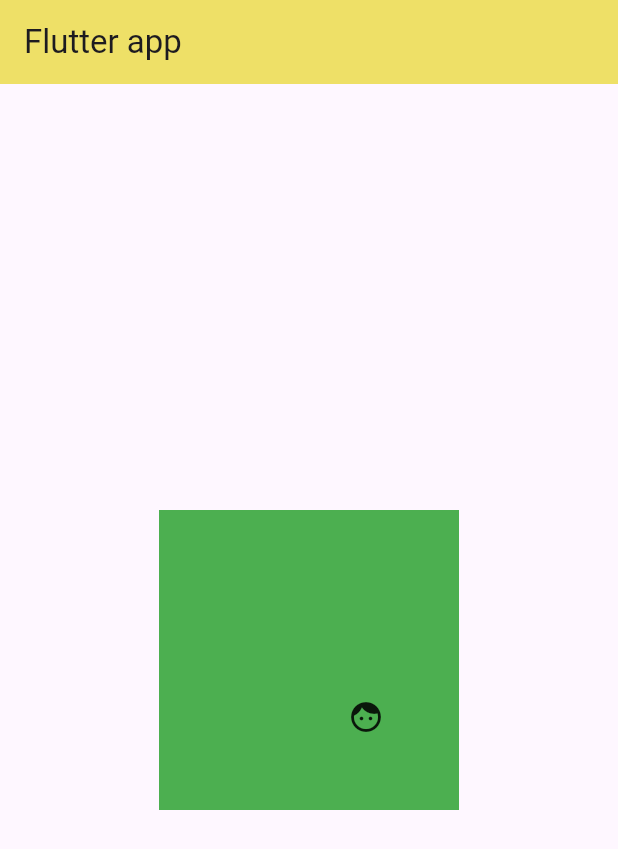
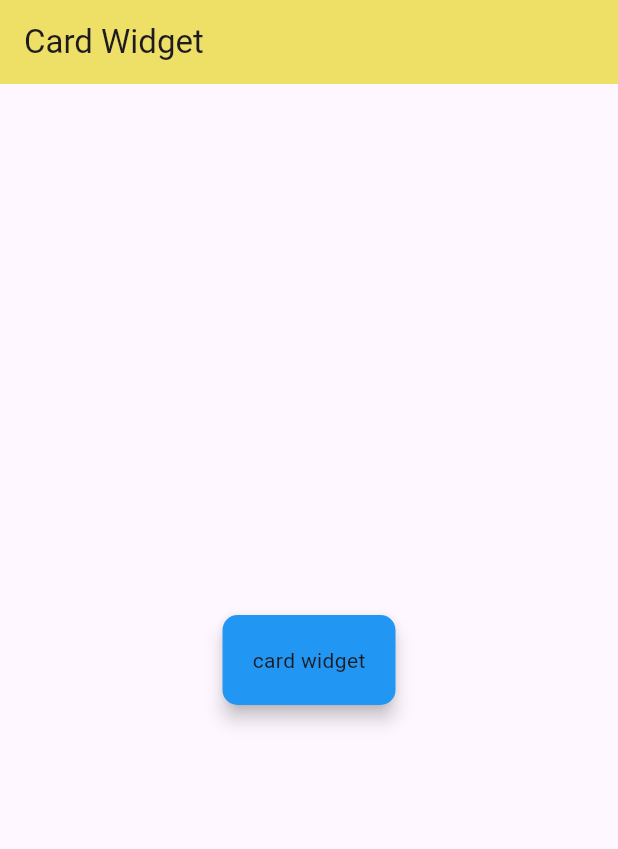
Before and after one commit to sumo47/Flutter_learning, a Flutter app: the screen it shows after launch, on a phone screen of 412 x 824 dp. Shown: the top 849 px of the screen. Run offline on Flutter 3.47's test engine with Material 3 defaults, Android fonts, the phone set to English and light mode, and no system bars.

Commit message:
type error

```diff
--- a/lib/main.dart
+++ b/lib/main.dart
@@ -13,27 +13,21 @@ class MyApp extends StatelessWidget {
       debugShowCheckedModeBanner: false,
       home: Scaffold(
         appBar: AppBar(
-          title: Text("Flutter app"),
+          title: Text("Card Widget"),
           backgroundColor: Color.fromARGB(255, 238, 224, 103),
         ),
         body: Center(
-          child: Stack(
-            children: [
-              SizedBox(height: 20,),
-              Container(
-                width: 200,
-                height: 200,
-                color: Colors.green,
-              ),
-              Positioned(
-                bottom: 50,
-                right: 50,
-                child: Icon(Icons.face)
-                )   ,
-            ],
+          child: Card(
+            color: Colors.blue,
+            elevation: 5.0,
+            shape:
+                RoundedRectangleBorder(borderRadius: BorderRadius.circular(10)),
+            child: Padding(
+              padding: EdgeInsets.all(20.0),
+              child: Text('card widget'),
+            ),
           ),
         ),
-
       ),
     );
   }
```
